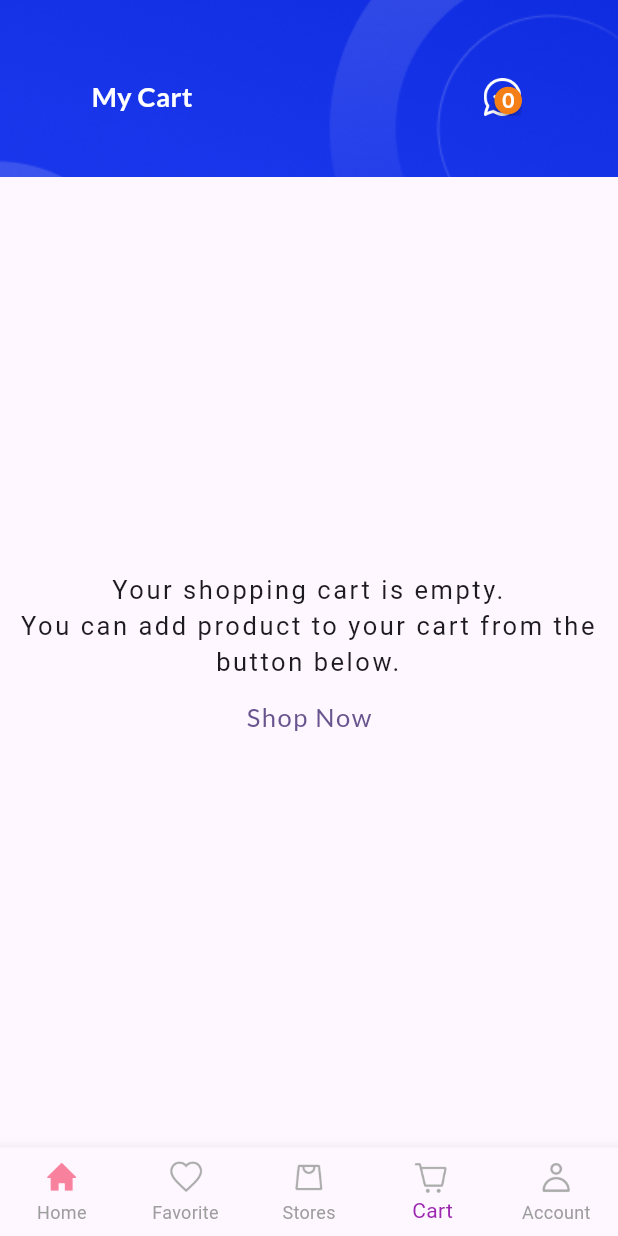
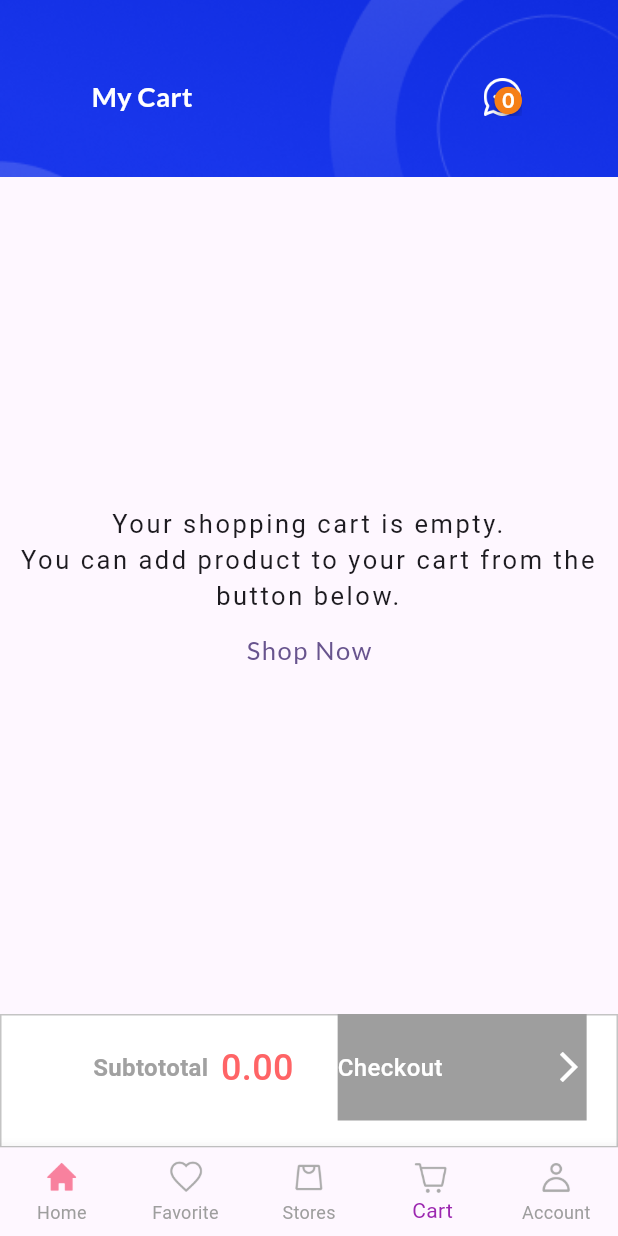
Before and after one commit to NguyenLeDuyy/MacStoreApp, a Flutter app: the screen it shows after launch, item 4 of the bottom bar chosen, on a phone screen of 412 x 824 dp. Run offline on Flutter 3.47's test engine with Material 3 defaults, Android fonts, the light colour scheme and no system bars; drawn by our look-alikes of badges; our stand-ins replace cached_network_image, flutter_riverpod, get, google_fonts, supabase_flutter; accounts and stored records are empty.

Commit message:
bottom bar for cart

```diff
--- a/lib/provider/cart_provider.dart
+++ b/lib/provider/cart_provider.dart
@@ -84,5 +84,13 @@ class CartNotifier extends StateNotifier<Map<int, CartModel>> {
     state = {...state};
   }
 
+  double calculateTotalAmount() {
+    double totalAmount = 0.0;
+    state.forEach((int productId, CartModel cartItem) {
+      totalAmount += cartItem.quantity * cartItem.productPrice;
+    });
+    return totalAmount;
+  }
+
   Map<int, CartModel> get getCartItem => state;
 }
--- a/lib/views/screens/nav_screens/cart_screen.dart
+++ b/lib/views/screens/nav_screens/cart_screen.dart
@@ -18,6 +18,7 @@ class _CartScreenState extends ConsumerState<CartScreen> {
   Widget build(BuildContext context) {
     final cartData = ref.watch(cartProvier);
     final _cartProvider = ref.read(cartProvier.notifier);
+    final totalAmount = ref.read(cartProvier.notifier).calculateTotalAmount();
 
     return Scaffold(
       appBar: PreferredSize(
@@ -192,7 +193,8 @@ class _CartScreenState extends ConsumerState<CartScreen> {
                                   Padding(
                                     padding: EdgeInsets.all(8),
                                     child: Column(
-                                      mainAxisAlignment: MainAxisAlignment.spaceEvenly,
+                                      mainAxisAlignment:
+                                          MainAxisAlignment.spaceEvenly,
                                       crossAxisAlignment:
                                           CrossAxisAlignment.start,
                                       children: [
@@ -236,7 +238,10 @@ class _CartScreenState extends ConsumerState<CartScreen> {
                                                 children: [
                                                   IconButton(
                                                     onPressed: () {
-                                                      _cartProvider.decrementItem(cartItem.productId);
+                                                      _cartProvider
+                                                          .decrementItem(
+                                                            cartItem.productId,
+                                                          );
                                                     },
                                                     icon: Icon(
                                                       CupertinoIcons.minus,
@@ -254,7 +259,10 @@ class _CartScreenState extends ConsumerState<CartScreen> {
 
                                                   IconButton(
                                                     onPressed: () {
-                                                      _cartProvider.incrementItem(cartItem.productId);
+                                                      _cartProvider
+                                                          .incrementItem(
+                                                            cartItem.productId,
+                                                          );
                                                     },
                                                     icon: Icon(
                                                       CupertinoIcons.plus,
@@ -267,11 +275,11 @@ class _CartScreenState extends ConsumerState<CartScreen> {
 
                                             IconButton(
                                               onPressed: () {
-                                                _cartProvider.removeItem(cartItem.productId);
+                                                _cartProvider.removeItem(
+                                                  cartItem.productId,
+                                                );
                                               },
-                                              icon: Icon(
-                                                CupertinoIcons.delete,
-                                              ),
+                                              icon: Icon(CupertinoIcons.delete),
                                             ),
                                           ],
                                         ),
@@ -288,6 +296,81 @@ class _CartScreenState extends ConsumerState<CartScreen> {
                   ],
                 ),
               ),
+
+              bottomNavigationBar: Container(
+                width: 416,
+                height: 89,
+                clipBehavior: Clip.hardEdge,
+                decoration: const BoxDecoration(),
+                child: Stack(
+                  clipBehavior: Clip.none,
+                  children: [
+                    Align(
+                      alignment: Alignment.center,
+                      child: Container(
+                        width: 416,
+                        height: 89,
+                        clipBehavior: Clip.hardEdge,
+                        decoration: BoxDecoration(
+                          color: Colors.white,
+                          border: Border.all(
+                            color: Color(0xFFC4C4C4),
+                          )
+                        ),
+                      ),
+                    ),
+                    Align(
+                      alignment: Alignment(-0.63, -0.26),
+                      child: Text('Subtototal', style: GoogleFonts.roboto(
+                        color: const Color(0xFFA1A1A1),
+                        fontSize: 16,
+                        fontWeight: FontWeight.bold,
+                      ),),
+                    ),
+
+                    Align(
+                      alignment: const Alignment(-0.19, -0.31),
+                      child: Text(totalAmount.toStringAsFixed(2), style: GoogleFonts.roboto(
+                        color: const Color(0xFFFF6466),
+                        fontSize: 24,
+                        fontWeight: FontWeight.w500,
+                      ),),
+                    ),
+
+                    Align(
+                      alignment: Alignment(0.83, -1),
+                      child: InkWell(
+                        onTap: (){
+
+                        },
+                        child: Container(
+                          width: 166,
+                          height: 71,
+                          clipBehavior: Clip.hardEdge,
+                          decoration: BoxDecoration(
+                            color: totalAmount == 0.0? Colors.grey: Color(0xFF1532E7),
+                          ),
+                          child: Center(
+                            child: Row(
+                              mainAxisAlignment: MainAxisAlignment.spaceBetween,
+                              children: [
+                                Text('Checkout',
+                                  style: GoogleFonts.roboto(
+                                    color: Colors.white,
+                                    fontSize: 16,
+                                    fontWeight: FontWeight.w500,
+                                  ),
+                                ),
+                                Icon(Icons.arrow_forward_ios, color: Colors.white,)
+                              ],
+                            ),
+                          ),
+                        ),
+                      ),
+                    )
+                  ],
+                ),
+              ),
     );
   }
 }
```
